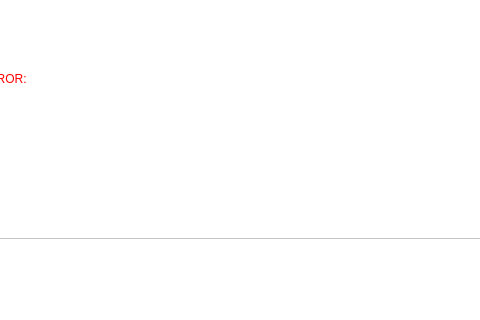
The window that app/ui/main.ui (ProtoFuzz/ProtoFuzz) describes before a commit, drawn with Qt 5; both pictures show x 294 to 774 and y 203 to 523 of the 1246 by 787 pixel window.
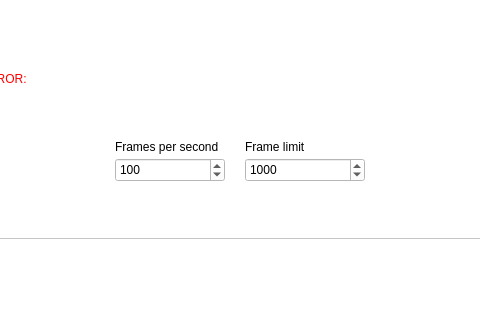
The same window after the commit.

Commit message: can rate and frame limits

Patch:
```diff
--- a/app/ui/main.ui
+++ b/app/ui/main.ui
@@ -295,6 +295,70 @@
          <string>*: auto calibrate based on fuzzing value</string>
         </property>
        </widget>
+      <widget class="QLabel" name="fuzzRateLabel">
+       <property name="geometry">
+        <rect>
+         <x>405</x>
+         <y>230</y>
+         <width>120</width>
+         <height>18</height>
+        </rect>
+       </property>
+       <property name="text">
+        <string>Frames per second</string>
+       </property>
+      </widget>
+      <widget class="QSpinBox" name="fuzzRateSpinBox">
+       <property name="geometry">
+        <rect>
+         <x>405</x>
+         <y>250</y>
+         <width>110</width>
+         <height>24</height>
+        </rect>
+       </property>
+       <property name="minimum">
+        <number>1</number>
+       </property>
+       <property name="maximum">
+        <number>10000</number>
+       </property>
+       <property name="value">
+        <number>100</number>
+       </property>
+      </widget>
+      <widget class="QLabel" name="frameLimitLabel">
+       <property name="geometry">
+        <rect>
+         <x>535</x>
+         <y>230</y>
+         <width>120</width>
+         <height>18</height>
+        </rect>
+       </property>
+       <property name="text">
+        <string>Frame limit</string>
+       </property>
+      </widget>
+      <widget class="QSpinBox" name="frameLimitSpinBox">
+       <property name="geometry">
+        <rect>
+         <x>535</x>
+         <y>250</y>
+         <width>120</width>
+         <height>24</height>
+        </rect>
+       </property>
+       <property name="minimum">
+        <number>1</number>
+       </property>
+       <property name="maximum">
+        <number>1000000</number>
+       </property>
+       <property name="value">
+        <number>1000</number>
+       </property>
+      </widget>
        <widget class="QComboBox" name="comboBox_2">
         <property name="geometry">
          <rect>
```
The commit also changes 3 other files.
